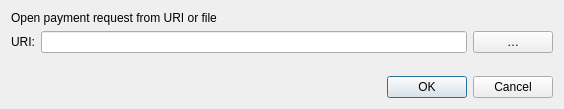
Before: the Qt Designer form src/qt/forms/openuridialog.ui in jeffowy/StohnCoinTest0.21, drawn with Qt 5.
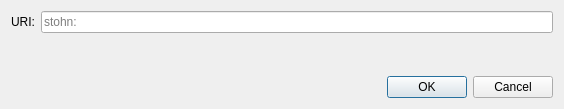
After: the same form once the commit is applied. Custom widgets are drawn as their Qt base class.

Commit message: Stohn Coin Updates

```diff
--- a/src/qt/forms/openuridialog.ui
+++ b/src/qt/forms/openuridialog.ui
@@ -14,13 +14,6 @@
    <string>Open URI</string>
   </property>
   <layout class="QVBoxLayout" name="verticalLayout">
-   <item>
-    <widget class="QLabel" name="label_2">
-     <property name="text">
-      <string>Open payment request from URI or file</string>
-     </property>
-    </widget>
-   </item>
    <item>
     <layout class="QHBoxLayout" name="horizontalLayout">
      <item>
@@ -31,18 +24,9 @@
       </widget>
      </item>
      <item>
-      <widget class="QValidatedLineEdit" name="uriEdit"/>
-     </item>
-     <item>
-      <widget class="QPushButton" name="selectFileButton">
-       <property name="toolTip">
-        <string>Select payment request file</string>
-       </property>
-       <property name="text">
-        <string notr="true">…</string>
-       </property>
-       <property name="autoDefault">
-        <bool>false</bool>
+      <widget class="QValidatedLineEdit" name="uriEdit">
+       <property name="placeholderText">
+        <string notr="true">stohn:</string>
        </property>
       </widget>
      </item>
```
Left out of the diff: 2 changed lines with no effect on the pictures. The commit also changes 2270 other files.
